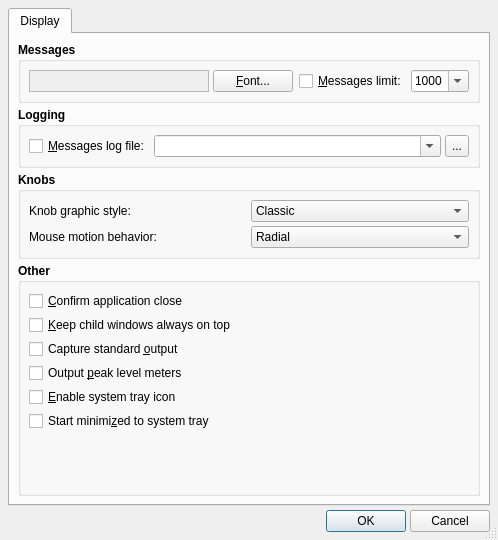
rncbc/qsynth, file src/qsynthOptionsForm.ui: the form before one commit.
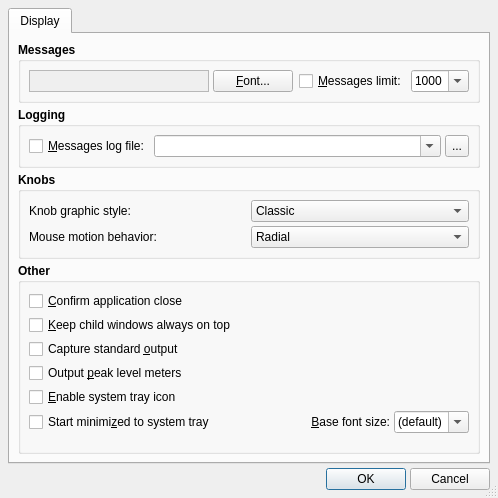
The form after the commit. Icons and pictures are not drawn.

Commit message: - Due to some trouble with newer Qt >= 4.4 applications regarding font   size configuration, a new global user option is now available to the   rescue: Options.../Other/Base font size (default is no-op).

Diff of the .ui file:
```diff
--- a/src/qsynthOptionsForm.ui
+++ b/src/qsynthOptionsForm.ui
@@ -26,15 +26,9 @@
     <x>0</x>
     <y>0</y>
     <width>498</width>
-    <height>540</height>
+    <height>498</height>
    </rect>
   </property>
-  <property name="sizePolicy" >
-   <sizepolicy vsizetype="Fixed" hsizetype="Fixed" >
-    <horstretch>0</horstretch>
-    <verstretch>0</verstretch>
-   </sizepolicy>
-  </property>
   <property name="windowTitle" >
    <string>Qsynth: Options</string>
   </property>
@@ -48,7 +42,7 @@
       <attribute name="title" >
        <string>Display</string>
       </attribute>
-      <layout class="QVBoxLayout" >
+      <layout class="QVBoxLayout" name="verticalLayout" >
        <item>
         <widget class="QGroupBox" name="MessagesGroupBox" >
          <property name="font" >
@@ -437,8 +431,8 @@
          <property name="flat" >
           <bool>true</bool>
          </property>
-         <layout class="QVBoxLayout" >
-          <item>
+         <layout class="QGridLayout" >
+          <item row="0" column="0" >
            <widget class="QCheckBox" name="QueryCloseCheckBox" >
             <property name="font" >
              <font>
@@ -457,7 +451,20 @@
             </property>
            </widget>
           </item>
-          <item>
+          <item rowspan="5" row="0" column="1" colspan="3" >
+           <spacer name="horizontalSpacer" >
+            <property name="orientation" >
+             <enum>Qt::Horizontal</enum>
+            </property>
+            <property name="sizeHint" stdset="0" >
+             <size>
+              <width>239</width>
+              <height>20</height>
+             </size>
+            </property>
+           </spacer>
+          </item>
+          <item row="1" column="0" >
            <widget class="QCheckBox" name="KeepOnTopCheckBox" >
             <property name="font" >
              <font>
@@ -476,7 +483,7 @@
             </property>
            </widget>
           </item>
-          <item>
+          <item row="2" column="0" >
            <widget class="QCheckBox" name="StdoutCaptureCheckBox" >
             <property name="font" >
              <font>
@@ -495,7 +502,7 @@
             </property>
            </widget>
           </item>
-          <item>
+          <item row="3" column="0" >
            <widget class="QCheckBox" name="OutputMetersCheckBox" >
             <property name="font" >
              <font>
@@ -514,7 +521,7 @@
             </property>
            </widget>
           </item>
-          <item>
+          <item row="4" column="0" >
            <widget class="QCheckBox" name="SystemTrayCheckBox" >
             <property name="font" >
              <font>
@@ -533,7 +540,7 @@
             </property>
            </widget>
           </item>
-          <item>
+          <item row="5" column="0" >
            <widget class="QCheckBox" name="StartMinimizedCheckBox" >
             <property name="font" >
              <font>
@@ -552,15 +559,80 @@
             </property>
            </widget>
           </item>
-          <item>
+          <item row="5" column="1" colspan="2" >
+           <widget class="QLabel" name="BaseFontSizeTextLabel" >
+            <property name="font" >
+             <font>
+              <weight>50</weight>
+              <bold>false</bold>
+             </font>
+            </property>
+            <property name="text" >
+             <string>&amp;Base font size:</string>
+            </property>
+            <property name="alignment" >
+             <set>Qt::AlignRight|Qt::AlignTrailing|Qt::AlignVCenter</set>
+            </property>
+            <property name="buddy" >
+             <cstring>BaseFontSizeComboBox</cstring>
+            </property>
+           </widget>
+          </item>
+          <item row="5" column="3" >
+           <widget class="QComboBox" name="BaseFontSizeComboBox" >
+            <property name="font" >
+             <font>
+              <weight>50</weight>
+              <bold>false</bold>
+             </font>
+            </property>
+            <property name="toolTip" >
+             <string>Base application font size (pt.)</string>
+            </property>
+            <property name="editable" >
+             <bool>true</bool>
+            </property>
+            <item>
+             <property name="text" >
+              <string>(default)</string>
+             </property>
+            </item>
+            <item>
+             <property name="text" >
+              <string>8</string>
+             </property>
+            </item>
+            <item>
+             <property name="text" >
+              <string>9</string>
+             </property>
+            </item>
+            <item>
+             <property name="text" >
+              <string>10</string>
+             </property>
+            </item>
+            <item>
+             <property name="text" >
+              <string>11</string>
+             </property>
+            </item>
+            <item>
+             <property name="text" >
+              <string>12</string>
+             </property>
+            </item>
+           </widget>
+          </item>
+          <item row="6" column="0" colspan="4" >
            <spacer>
             <property name="orientation" >
              <enum>Qt::Vertical</enum>
             </property>
-            <property name="sizeHint" >
+            <property name="sizeHint" stdset="0" >
              <size>
               <width>20</width>
-              <height>20</height>
+              <height>8</height>
              </size>
             </property>
            </spacer>
```
Left out of the diff: 13 changed lines with no effect on the pictures. The commit also changes 14 other files.
